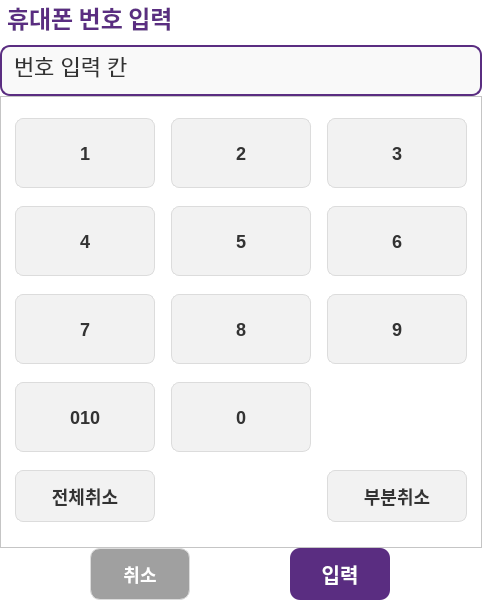
Qt form VentiApp/Point/pointinputview.ui (minki9252/TheVentiKiosk) before a commit.
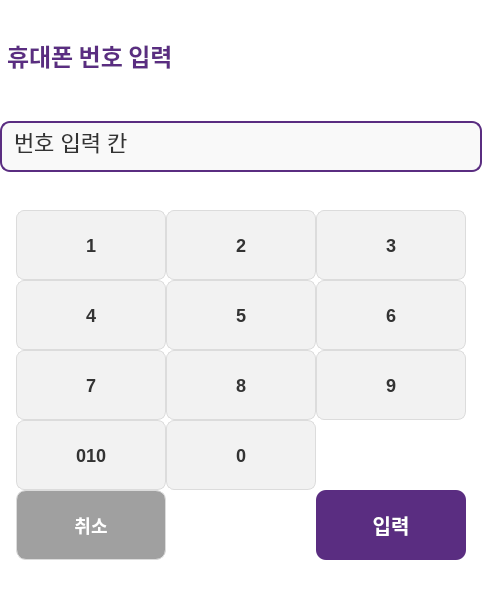
The same form after that commit.

```diff
--- a/VentiApp/Point/pointinputview.ui
+++ b/VentiApp/Point/pointinputview.ui
@@ -6,7 +6,7 @@
    <rect>
     <x>0</x>
     <y>0</y>
-    <width>480</width>
+    <width>482</width>
     <height>600</height>
    </rect>
   </property>
@@ -114,6 +114,12 @@
    </property>
    <item>
     <widget class="QLabel" name="label">
+     <property name="sizePolicy">
+      <sizepolicy hsizetype="Minimum" vsizetype="Maximum">
+       <horstretch>0</horstretch>
+       <verstretch>0</verstretch>
+      </sizepolicy>
+     </property>
      <property name="font">
       <font>
        <family>Malgun Gothic</family>
@@ -143,57 +149,21 @@
     </widget>
    </item>
    <item>
-    <widget class="QFrame" name="frame">
-     <property name="sizePolicy">
-      <sizepolicy hsizetype="Expanding" vsizetype="Expanding">
-       <horstretch>0</horstretch>
-       <verstretch>0</verstretch>
-      </sizepolicy>
+    <layout class="QHBoxLayout" name="horizontalLayout_2">
+     <property name="spacing">
+      <number>0</number>
      </property>
-     <property name="maximumSize">
-      <size>
-       <width>16777215</width>
-       <height>16777215</height>
-      </size>
-     </property>
-     <property name="autoFillBackground">
-      <bool>false</bool>
-     </property>
-     <property name="styleSheet">
-      <string notr="true">/* 전체 위젯의 강제 너비 제한 해제 */
-QWidget#PointInputView, QWidget#PointResultView {
-    background-color: #FFFFFF;
-    min-width: 400px; /* 최소 너비만 보장 */
-    max-width: 1000px; /* 최대치는 넉넉하게 설정하여 잘림 방지 */
-}
-
-/* 레이아웃 내부 요소들이 삐져나가지 않도록 패딩 조정 */
-QVBoxLayout, QHBoxLayout {
-    padding-right: 10px; /* 오른쪽 끝에 여백을 살짝 주어 잘림 현상 시각적 방지 */
-}
-
-/* 버튼들이 가로로 너무 꽉 차지 않게 설정 */
-QPushButton {
-    margin-right: 5px;
-    margin-left: 5px;
-}</string>
-     </property>
-     <property name="frameShape">
-      <enum>QFrame::Shape::StyledPanel</enum>
-     </property>
-     <property name="frameShadow">
-      <enum>QFrame::Shadow::Raised</enum>
-     </property>
+     <item>
      <layout class="QGridLayout" name="gridLayout">
       <property name="spacing">
-       <number>6</number>
-      </property>
-      <item row="0" column="0">
-       <widget class="QPushButton" name="pushButton_10">
+        <number>0</number>
+       </property>
+       <item row="2" column="2">
+        <widget class="QPushButton" name="pushButton_9">
         <property name="minimumSize">
          <size>
           <width>150</width>
-          <height>50</height>
+           <height>52</height>
          </size>
         </property>
         <property name="maximumSize">
@@ -203,45 +173,7 @@
          </size>
         </property>
         <property name="text">
-         <string>1</string>
-        </property>
-       </widget>
-      </item>
-      <item row="0" column="1">
-       <widget class="QPushButton" name="pushButton">
-        <property name="minimumSize">
-         <size>
-          <width>150</width>
-          <height>50</height>
-         </size>
-        </property>
-        <property name="maximumSize">
-         <size>
-          <width>70</width>
-          <height>70</height>
-         </size>
-        </property>
-        <property name="text">
-         <string>2</string>
-        </property>
-       </widget>
-      </item>
-      <item row="0" column="2">
-       <widget class="QPushButton" name="pushButton_11">
-        <property name="minimumSize">
-         <size>
-          <width>150</width>
-          <height>50</height>
-         </size>
-        </property>
-        <property name="maximumSize">
-         <size>
-          <width>70</width>
-          <height>70</height>
-         </size>
-        </property>
-        <property name="text">
-         <string>3</string>
+          <string>9</string>
         </property>
        </widget>
       </item>
@@ -250,7 +182,7 @@
         <property name="minimumSize">
          <size>
           <width>150</width>
-          <height>50</height>
+           <height>52</height>
          </size>
         </property>
         <property name="maximumSize">
@@ -264,12 +196,31 @@
         </property>
        </widget>
       </item>
+       <item row="2" column="1">
+        <widget class="QPushButton" name="pushButton_8">
+         <property name="minimumSize">
+          <size>
+           <width>150</width>
+           <height>52</height>
+          </size>
+         </property>
+         <property name="maximumSize">
+          <size>
+           <width>70</width>
+           <height>70</height>
+          </size>
+         </property>
+         <property name="text">
+          <string>8</string>
+         </property>
+        </widget>
+       </item>
       <item row="1" column="1">
-       <widget class="QPushButton" name="pushButton_12">
+        <widget class="QPushButton" name="pushButton_5">
         <property name="minimumSize">
          <size>
           <width>150</width>
-          <height>50</height>
+           <height>52</height>
          </size>
         </property>
         <property name="maximumSize">
@@ -283,31 +234,12 @@
         </property>
        </widget>
       </item>
-      <item row="1" column="2">
-       <widget class="QPushButton" name="pushButton_7">
-        <property name="minimumSize">
-         <size>
-          <width>150</width>
-          <height>50</height>
-         </size>
-        </property>
-        <property name="maximumSize">
-         <size>
-          <width>70</width>
-          <height>70</height>
-         </size>
-        </property>
-        <property name="text">
-         <string>6</string>
-        </property>
-       </widget>
-      </item>
       <item row="2" column="0">
-       <widget class="QPushButton" name="pushButton_3">
+        <widget class="QPushButton" name="pushButton_7">
         <property name="minimumSize">
          <size>
           <width>150</width>
-          <height>50</height>
+           <height>52</height>
          </size>
         </property>
         <property name="maximumSize">
@@ -321,76 +253,50 @@
         </property>
        </widget>
       </item>
-      <item row="2" column="1">
-       <widget class="QPushButton" name="pushButton_9">
-        <property name="minimumSize">
-         <size>
-          <width>150</width>
-          <height>50</height>
-         </size>
-        </property>
-        <property name="maximumSize">
-         <size>
-          <width>70</width>
-          <height>70</height>
-         </size>
-        </property>
-        <property name="text">
-         <string>8</string>
-        </property>
-       </widget>
-      </item>
-      <item row="2" column="2">
-       <widget class="QPushButton" name="pushButton_2">
-        <property name="minimumSize">
-         <size>
-          <width>150</width>
-          <height>50</height>
-         </size>
-        </property>
-        <property name="maximumSize">
-         <size>
-          <width>70</width>
-          <height>70</height>
-         </size>
-        </property>
-        <property name="text">
-         <string>9</string>
-        </property>
-       </widget>
-      </item>
       <item row="4" column="2">
-       <widget class="QPushButton" name="pushButton_6">
+        <widget class="QPushButton" name="pushButton_15">
         <property name="minimumSize">
          <size>
           <width>150</width>
           <height>50</height>
          </size>
         </property>
+         <property name="maximumSize">
+          <size>
+           <width>70</width>
+           <height>70</height>
+          </size>
+         </property>
         <property name="text">
-         <string>부분취소</string>
+          <string>입력</string>
         </property>
        </widget>
       </item>
-      <item row="4" column="0">
-       <widget class="QPushButton" name="pushButton_8">
+       <item row="0" column="2">
+        <widget class="QPushButton" name="pushButton_3">
         <property name="minimumSize">
          <size>
           <width>150</width>
-          <height>50</height>
-         </size>
-        </property>
+           <height>52</height>
+          </size>
+         </property>
+         <property name="maximumSize">
+          <size>
+           <width>70</width>
+           <height>70</height>
+          </size>
+         </property>
         <property name="text">
-         <string>전체취소</string>
+          <string>3</string>
         </property>
        </widget>
       </item>
-      <item row="3" column="0">
-       <widget class="QPushButton" name="pushButton_13">
+       <item row="0" column="0">
+        <widget class="QPushButton" name="pushButton">
         <property name="minimumSize">
          <size>
           <width>150</width>
-          <height>50</height>
+           <height>52</height>
          </size>
         </property>
         <property name="maximumSize">
@@ -400,16 +306,16 @@
          </size>
         </property>
         <property name="text">
-         <string>010</string>
+          <string>1</string>
         </property>
        </widget>
       </item>
       <item row="3" column="1">
-       <widget class="QPushButton" name="pushButton_5">
+        <widget class="QPushButton" name="pushButton_11">
         <property name="minimumSize">
          <size>
           <width>150</width>
-          <height>50</height>
+           <height>52</height>
          </size>
         </property>
         <property name="maximumSize">
@@ -423,26 +329,56 @@
         </property>
        </widget>
       </item>
-     </layout>
-    </widget>
-   </item>
-   <item>
-    <layout class="QHBoxLayout" name="horizontalLayout_2">
-     <property name="spacing">
-      <number>0</number>
-     </property>
-     <item>
+       <item row="3" column="0">
+        <widget class="QPushButton" name="pushButton_10">
+         <property name="minimumSize">
+          <size>
+           <width>150</width>
+           <height>52</height>
+          </size>
+         </property>
+         <property name="maximumSize">
+          <size>
+           <width>70</width>
+           <height>70</height>
+          </size>
+         </property>
+         <property name="text">
+          <string>010</string>
+         </property>
+        </widget>
+       </item>
+       <item row="1" column="2">
+        <widget class="QPushButton" name="pushButton_6">
+         <property name="minimumSize">
+          <size>
+           <width>150</width>
+           <height>52</height>
+          </size>
+         </property>
+         <property name="maximumSize">
+          <size>
+           <width>70</width>
+           <height>70</height>
+          </size>
+         </property>
+         <property name="text">
+          <string>6</string>
+         </property>
+        </widget>
+       </item>
+       <item row="4" column="0">
       <widget class="QPushButton" name="pushButton_14">
        <property name="minimumSize">
         <size>
-         <width>100</width>
+           <width>150</width>
          <height>52</height>
         </size>
        </property>
        <property name="maximumSize">
         <size>
-         <width>100</width>
-         <height>65</height>
+           <width>70</width>
+           <height>70</height>
         </size>
        </property>
        <property name="text">
@@ -450,40 +386,26 @@
        </property>
       </widget>
      </item>
-     <item>
-      <spacer name="horizontalSpacer">
-       <property name="orientation">
-        <enum>Qt::Orientation::Horizontal</enum>
-       </property>
-       <property name="sizeType">
-        <enum>QSizePolicy::Policy::Preferred</enum>
-       </property>
-       <property name="sizeHint" stdset="0">
-        <size>
-         <width>10</width>
-         <height>20</height>
-        </size>
-       </property>
-      </spacer>
-     </item>
-     <item>
-      <widget class="QPushButton" name="pushButton_15">
+       <item row="0" column="1">
+        <widget class="QPushButton" name="pushButton_2">
        <property name="minimumSize">
         <size>
-         <width>100</width>
-         <height>50</height>
+           <width>150</width>
+           <height>52</height>
         </size>
        </property>
        <property name="maximumSize">
         <size>
-         <width>100</width>
-         <height>65</height>
+           <width>70</width>
+           <height>70</height>
         </size>
        </property>
        <property name="text">
-        <string>입력</string>
-       </property>
-      </widget>
+          <string>2</string>
+         </property>
+        </widget>
+       </item>
+      </layout>
      </item>
     </layout>
    </item>
```
Lines whose indentation alone changed are shown as unchanged.
